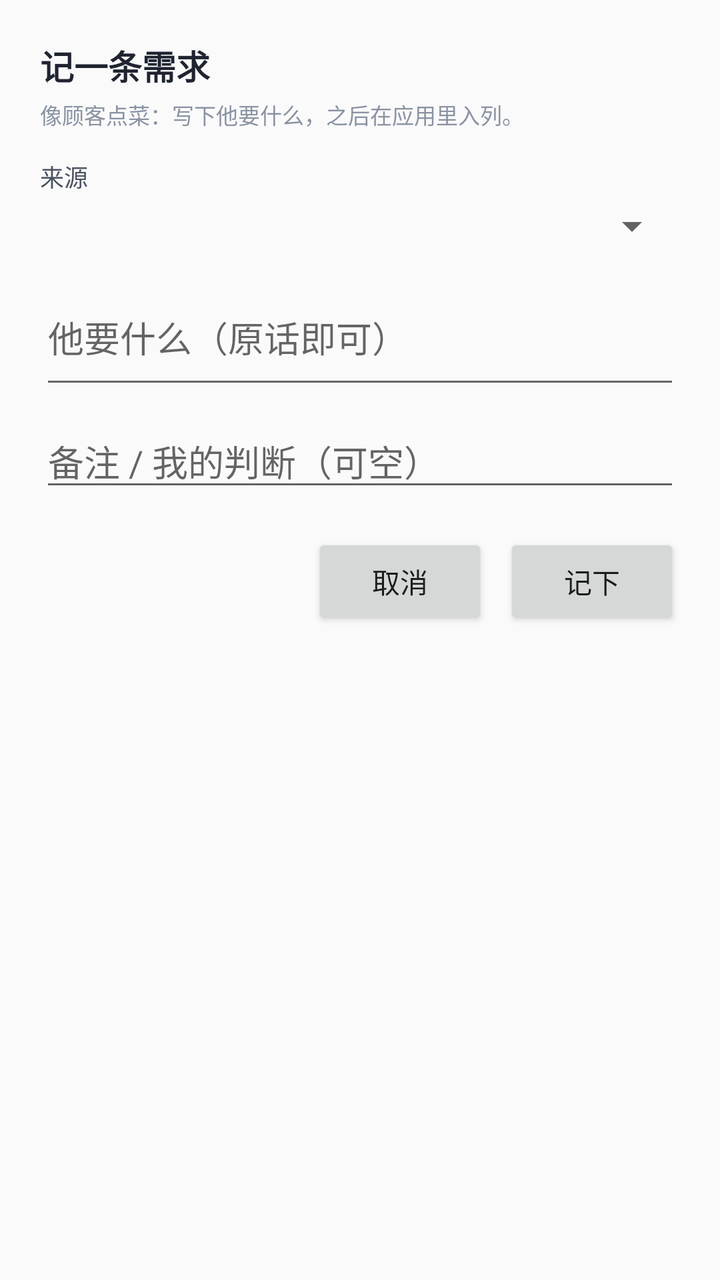
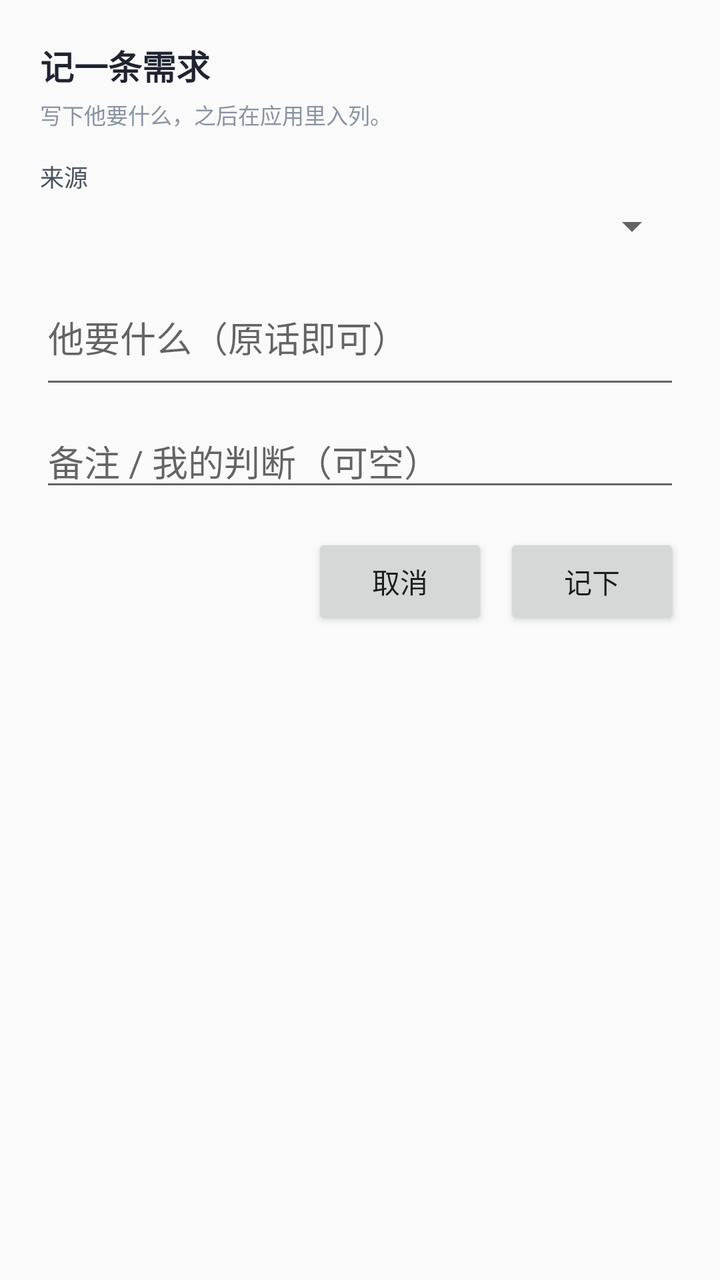

Screens rendered from an Android XML layout before and after an edit, with the pre-edit source and the edit as a unified diff.
<!-- AndroidManifest.xml: application theme AppTheme -->
<!-- res/layout/activity_demand_quick.xml -->
<?xml version="1.0" encoding="utf-8"?>
<LinearLayout xmlns:android="http://schemas.android.com/apk/res/android"
    android:layout_width="match_parent"
    android:layout_height="wrap_content"
    android:orientation="vertical"
    android:padding="20dp">

    <TextView
        android:layout_width="match_parent"
        android:layout_height="wrap_content"
        android:text="记一条需求"
        android:textColor="#1F2430"
        android:textSize="17sp"
        android:textStyle="bold" />

    <TextView
        android:id="@+id/dq_hint"
        android:layout_width="match_parent"
        android:layout_height="wrap_content"
        android:layout_marginTop="4dp"
        android:text="像顾客点菜：写下他要什么，之后在应用里入列。"
        android:textColor="#8A93A3"
        android:textSize="11sp" />

    <TextView
        android:layout_width="match_parent"
        android:layout_height="wrap_content"
        android:layout_marginTop="14dp"
        android:text="来源"
        android:textColor="#4A5260"
        android:textSize="12sp" />

    <Spinner
        android:id="@+id/dq_requester"
        android:layout_width="match_parent"
        android:layout_height="wrap_content"
        android:layout_marginTop="4dp" />

    <EditText
        android:id="@+id/dq_text"
        android:layout_width="match_parent"
        android:layout_height="wrap_content"
        android:layout_marginTop="10dp"
        android:hint="他要什么（原话即可）"
        android:inputType="textMultiLine"
        android:minLines="2"
        android:textColor="#1F2430" />

    <EditText
        android:id="@+id/dq_note"
        android:layout_width="match_parent"
        android:layout_height="wrap_content"
        android:layout_marginTop="8dp"
        android:hint="备注 / 我的判断（可空）"
        android:inputType="text"
        android:textColor="#1F2430" />

    <LinearLayout
        android:layout_width="match_parent"
        android:layout_height="wrap_content"
        android:layout_marginTop="16dp"
        android:gravity="end"
        android:orientation="horizontal">

        <Button
            android:id="@+id/dq_cancel"
            android:layout_width="wrap_content"
            android:layout_height="wrap_content"
            android:text="取消" />

        <Button
            android:id="@+id/dq_save"
            android:layout_width="wrap_content"
            android:layout_height="wrap_content"
            android:layout_marginStart="8dp"
            android:text="记下" />
    </LinearLayout>

</LinearLayout>
<!-- resources referenced by this layout -->
<resources>
  <style name="AppTheme" parent="Theme.AppCompat.Light.DarkActionBar">
          
          <item name="colorPrimary">@color/colorPrimary</item>
          <item name="colorPrimaryDark">@color/colorPrimaryDark</item>
          <item name="colorAccent">@color/colorAccent</item>
      </style>
</resources>

<!-- the commit's change to res/layout/activity_demand_quick.xml (unified diff, before → after) -->
@@ -18,7 +18,7 @@
         android:layout_width="match_parent"
         android:layout_height="wrap_content"
         android:layout_marginTop="4dp"
-        android:text="像顾客点菜：写下他要什么，之后在应用里入列。"
+        android:text="写下他要什么，之后在应用里入列。"
         android:textColor="#8A93A3"
         android:textSize="11sp" />
 
